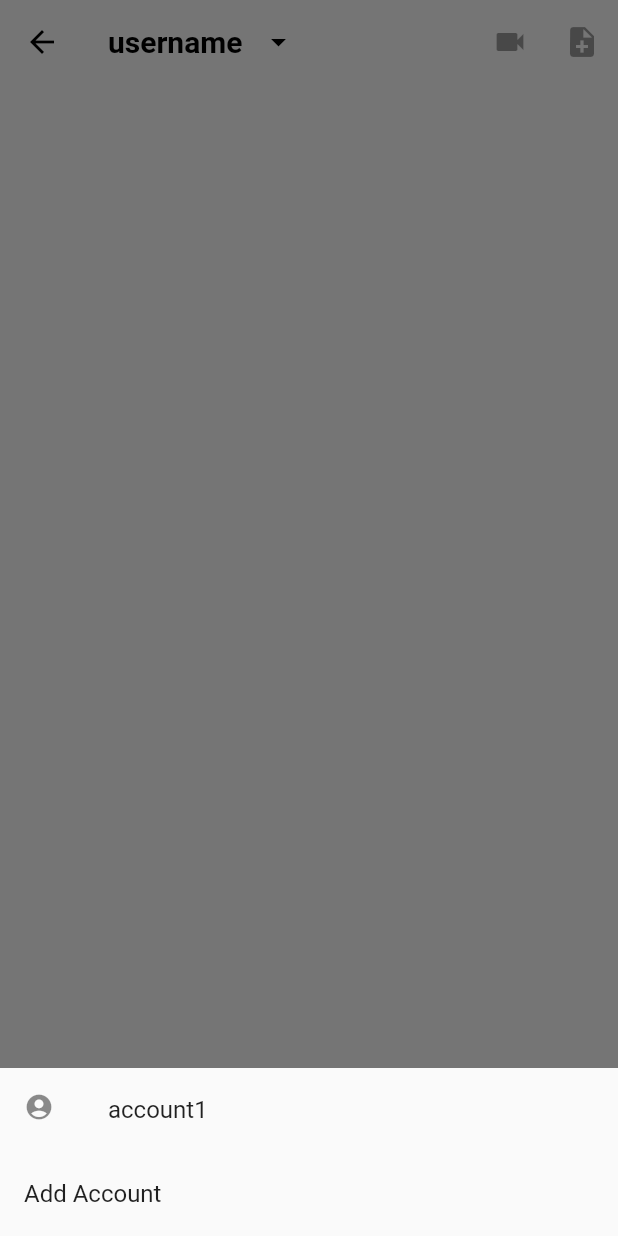
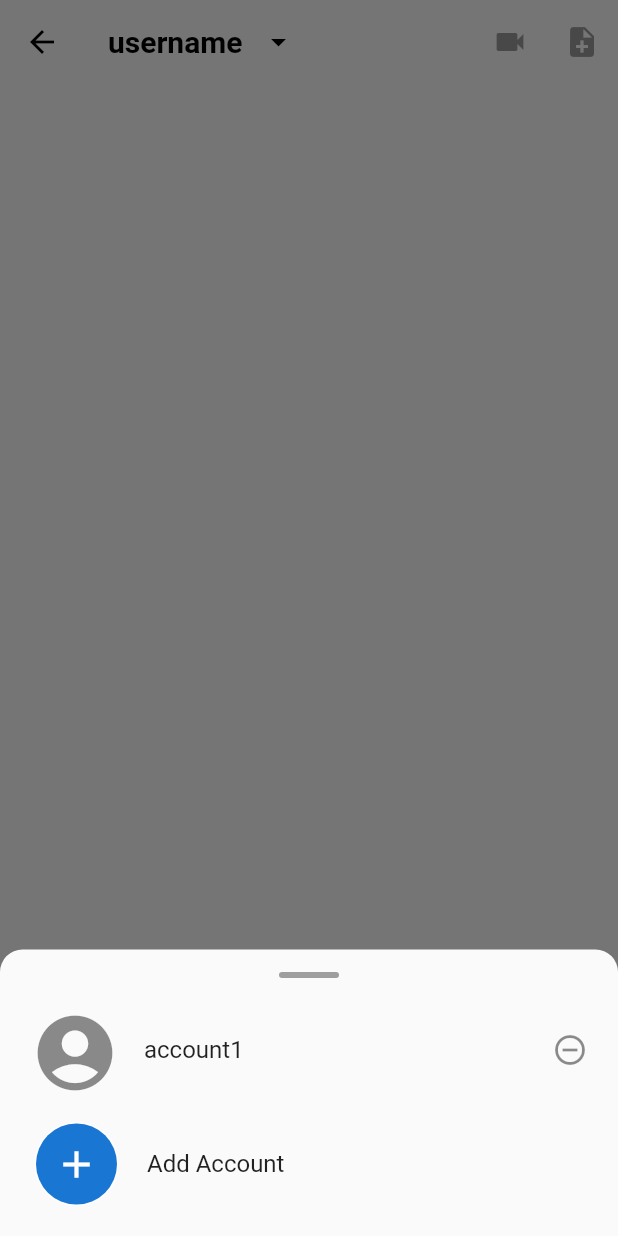
Before and after one commit to Android-Builds/Instagram, a Flutter app: the Messages screen opened directly, after a tap on the "arrow drop down" icon, on a phone screen of 412 x 824 dp. Run offline on Flutter 3.47's test engine with Material 2 defaults, Android fonts, the phone set to English and light mode, and no system bars.

Commit message:
Tweak Message page

```diff
--- a/lib/main.dart
+++ b/lib/main.dart
@@ -111,30 +111,69 @@ class _MessagesState extends State<Messages> {
               highlightColor: Colors.transparent,
               onPressed: () {
                 showModalBottomSheet(
+                  shape: RoundedRectangleBorder(
+                    borderRadius: BorderRadius.only(
+                      topLeft: Radius.circular(15.0),
+                      topRight: Radius.circular(15.0),
+                    ),
+                  ),
                   context: context,
                   builder: (context) {
                     return Wrap(
                       children: [
+                        Container(height: 15.0),
+                        Center(
+                          child: Container(
+                            decoration: BoxDecoration(
+                              color: Colors.grey,
+                              borderRadius: BorderRadius.circular(10.0),
+                            ),
+                            padding: EdgeInsets.all(10.0),
+                            height: 4,
+                            width: 40,
+                          ),
+                        ),
                         ListView.builder(
+                          padding: EdgeInsets.all(10.0),
                           shrinkWrap: true,
                           itemCount: accountCount + 1,
                           itemBuilder: (context, index) {
                             if (index == accountCount)
                               return ListTile(
+                                contentPadding: EdgeInsets.all(10.0),
+                                leading: Container(
+                                  decoration: BoxDecoration(
+                                    border: Border.all(
+                                      color: Colors.white,
+                                    ),
+                                    shape: BoxShape.circle,
+                                  ),
+                                  child: CircleAvatar(
+                                    radius: 30.0,
+                                    child: Icon(
+                                      Icons.add,
+                                      size: 30.0,
+                                    ),
+                                  ),
+                                ),
                                 title: Text('Add Account'),
                               );
                             else
                               return ListTile(
+                                contentPadding: EdgeInsets.all(10.0),
                                 leading: Icon(
                                   Icons.account_circle,
-                                      size: 20.0,
+                                  size: 60.0,
                                 ),
                                 title: Text('account1'),
+                                trailing: Icon(Icons.remove_circle_outline),
                               );
-                              })
+                          },
+                        )
                       ],
                     );
-                    });
+                  },
+                );
               },
             )
           ],
```
Lines whose indentation alone changed are shown as unchanged.
